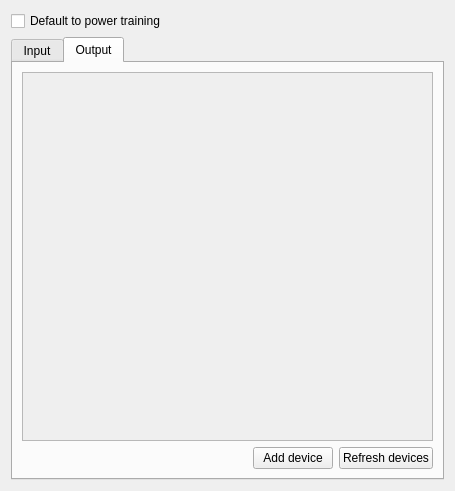
Before: the Qt Designer form simonlib/simonsound/deviceconfiguration.ui in KDE/simon, drawn with Qt 5.
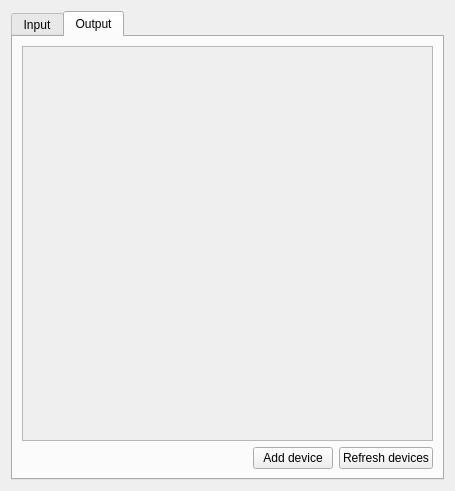
After: the same form once the commit is applied. The open tabs and pages were chosen to show the change. Custom widgets are drawn as their Qt base class.

Diff of the .ui file:
```diff
--- a/simonlib/simonsound/deviceconfiguration.ui
+++ b/simonlib/simonsound/deviceconfiguration.ui
@@ -14,13 +14,6 @@
    <string>Soundsettings</string>
   </property>
   <layout class="QVBoxLayout" name="verticalLayout_5">
-   <item>
-    <widget class="QCheckBox" name="kcfg_DefaultToPowerTraining">
-     <property name="text">
-      <string>Default to power training</string>
-     </property>
-    </widget>
-   </item>
    <item>
     <widget class="KTabWidget" name="twMain">
      <property name="currentIndex">
@@ -111,8 +104,8 @@
            <rect>
             <x>0</x>
             <y>0</y>
-            <width>425</width>
-            <height>382</height>
+            <width>86</width>
+            <height>16</height>
            </rect>
           </property>
           <layout class="QVBoxLayout" name="verticalLayout_4">
```
Left out of the diff: 2 changed lines with no effect on the pictures.
